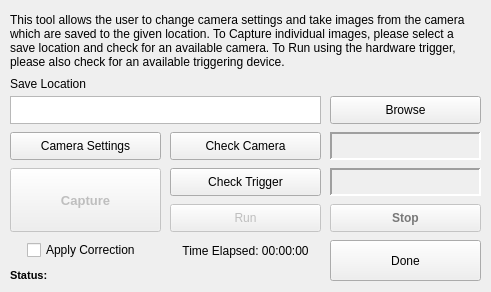
Spinarakk/defectmonitor, file gui/dialogImageCapture.ui: the form before one commit.
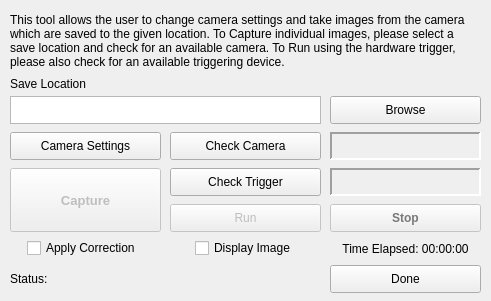
The form after the commit. Icons and pictures are not drawn.

Commit message: - Another quick runthrough of the comments (main_window.py) for consistency and accuracy - Added additional comments throughout the code - Fixed up the MainWindow Image Viewer - Added an error checker for the config.json file in case it gets wiped - Cleaned up the camera calibration code to remove all unneeded commented code - Added a few settings to the Camera Calibration UI for changeable variables - Tested some other calibration code

The edit to the form file:
```diff
--- a/gui/dialogImageCapture.ui
+++ b/gui/dialogImageCapture.ui
@@ -7,19 +7,19 @@
     <x>0</x>
     <y>0</y>
     <width>491</width>
-    <height>292</height>
+    <height>301</height>
    </rect>
   </property>
   <property name="minimumSize">
    <size>
     <width>491</width>
-    <height>292</height>
+    <height>301</height>
    </size>
   </property>
   <property name="maximumSize">
    <size>
     <width>491</width>
-    <height>292</height>
+    <height>301</height>
    </size>
   </property>
   <property name="windowTitle">
@@ -160,9 +160,9 @@
    <property name="geometry">
     <rect>
      <x>330</x>
-     <y>240</y>
+     <y>265</y>
      <width>151</width>
-     <height>41</height>
+     <height>28</height>
     </rect>
    </property>
    <property name="focusPolicy">
@@ -282,8 +282,8 @@
   <widget class="QLabel" name="labelTimeElapsed">
    <property name="geometry">
     <rect>
-     <x>170</x>
-     <y>240</y>
+     <x>330</x>
+     <y>238</y>
      <width>151</width>
      <height>21</height>
     </rect>
@@ -301,14 +301,14 @@
      <x>10</x>
      <y>265</y>
      <width>321</width>
-     <height>21</height>
+     <height>28</height>
     </rect>
    </property>
    <property name="font">
     <font>
-     <pointsize>8</pointsize>
-     <weight>75</weight>
-     <bold>true</bold>
+     <pointsize>9</pointsize>
+     <weight>50</weight>
+     <bold>false</bold>
     </font>
    </property>
    <property name="text">
@@ -319,7 +319,7 @@
    <property name="geometry">
     <rect>
      <x>27</x>
-     <y>240</y>
+     <y>238</y>
      <width>131</width>
      <height>20</height>
     </rect>
@@ -378,6 +378,28 @@
     <string>Check Trigger</string>
    </property>
   </widget>
+  <widget class="QCheckBox" name="checkDisplayImage">
+   <property name="geometry">
+    <rect>
+     <x>195</x>
+     <y>238</y>
+     <width>131</width>
+     <height>20</height>
+    </rect>
+   </property>
+   <property name="focusPolicy">
+    <enum>Qt::StrongFocus</enum>
+   </property>
+   <property name="toolTip">
+    <string>Check to display the captured image (processed or not) on the Main Window under the Image Viewer tab.</string>
+   </property>
+   <property name="layoutDirection">
+    <enum>Qt::LeftToRight</enum>
+   </property>
+   <property name="text">
+    <string>Display Image</string>
+   </property>
+  </widget>
  </widget>
  <resources>
   <include location="icons.qrc"/>
```
Left out of the diff: 3 changed lines with no effect on the pictures. The commit also changes 15 other files.
